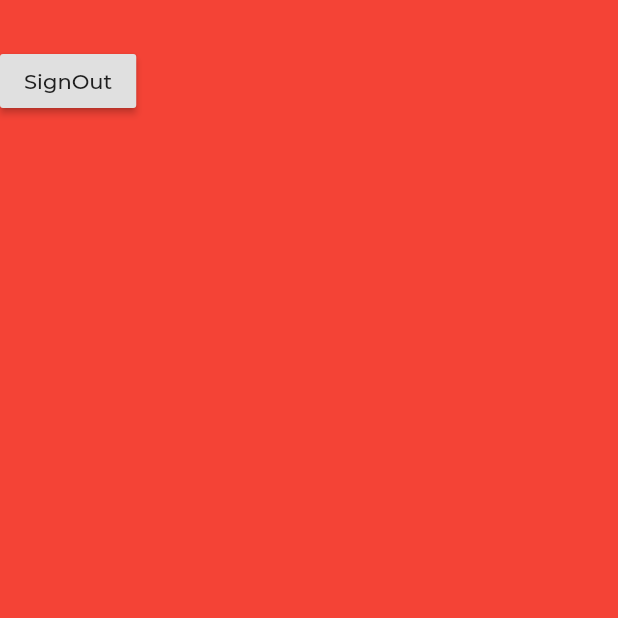
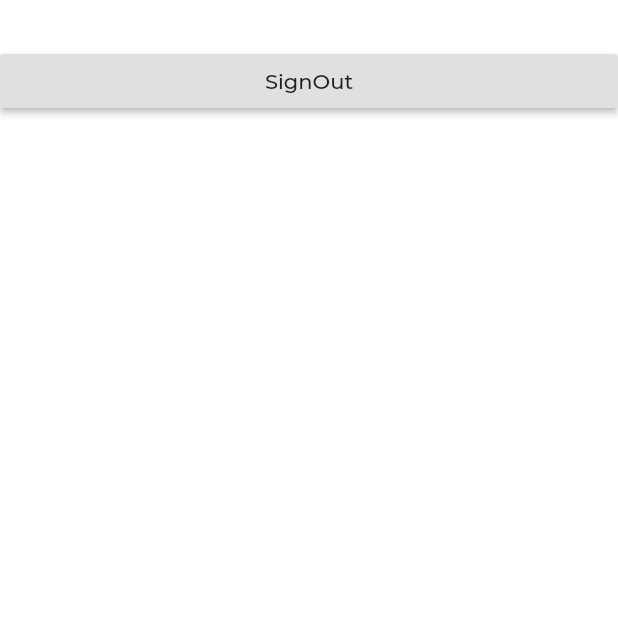
Before and after one commit to muhnee/muhnee_app, a Flutter app: the ProfilePage screen opened directly, on a phone screen of 412 x 824 dp, the top half of it. Run offline on Flutter 3.47's test engine with Material 2 defaults, Android fonts, the phone set to English and light mode, and no system bars; our stand-ins replace awesome_dialog, cloud_firestore, firebase_auth, flutter_spinkit, google_fonts, google_sign_in; accounts and stored records are empty.

Commit message:
listview on profile

```diff
--- a/lib/pages/Home/ProfilePage.dart
+++ b/lib/pages/Home/ProfilePage.dart
@@ -14,11 +14,19 @@ class _ProfilePageState extends State<ProfilePage> {
   Widget build(BuildContext context) {
     SizeConfig().init(context);
     return Scaffold(
-      backgroundColor: Colors.red,
+      // backgroundColor: Colors.red,
       body: SafeArea(
-        child: Column(
-          children: <Widget>[
-            Padding(
+
+
+        child: Container(
+
+
+                child: ListView(
+                    shrinkWrap: true,
+                    scrollDirection: Axis.vertical,
+                    children: [
+
+                          Padding(
               padding: EdgeInsets.only(top: 30),
               child: RaisedButton(
                 child: Text("SignOut"),
@@ -30,9 +38,13 @@ class _ProfilePageState extends State<ProfilePage> {
               ),
             ),
 
-            //put the page children in here...
-          ],
-        ),
+
+
+                    ]
+              ),
+            ),
+
+
       ),
     );
   }
```
